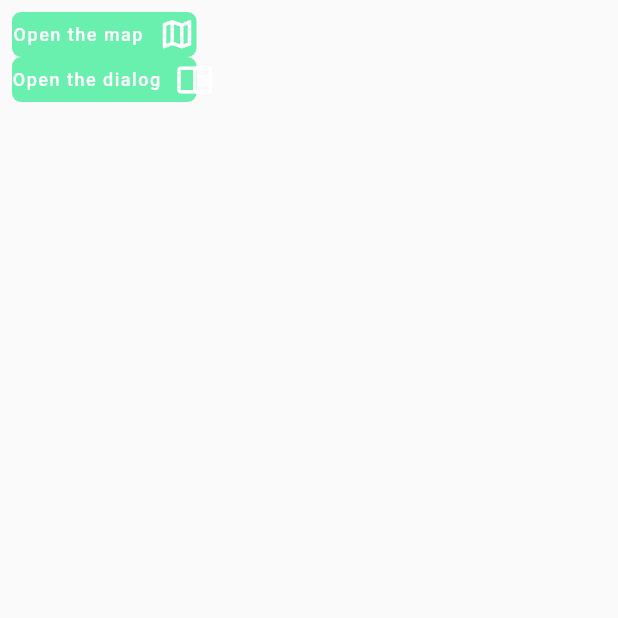
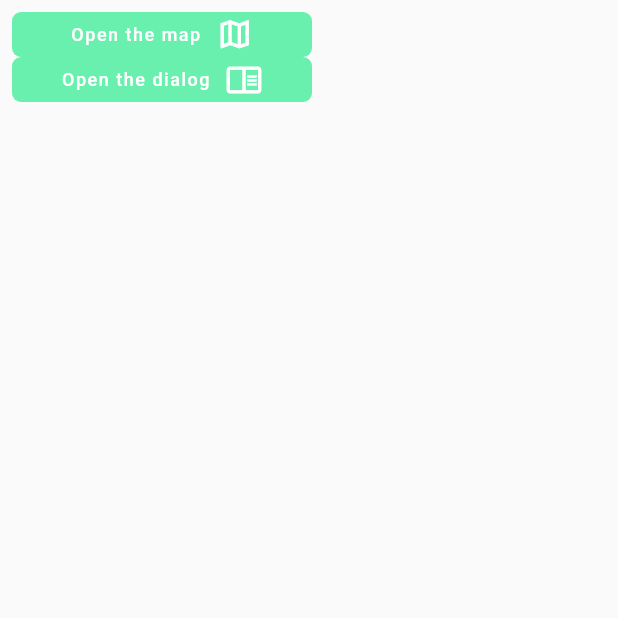
Before and after one commit to Davidinho241/flutter-lib, a Flutter app: the screen it shows after launch, on a phone screen of 412 x 824 dp, the top half of it. Run offline on Flutter 3.47's test engine with Material 2 defaults, Android fonts, the phone set to English and light mode, and no system bars; our stand-ins replace google_maps_flutter; missing offline and left inert: google_maps_flutter_web.

```diff
--- a/lib/src/widgets/buttons.dart
+++ b/lib/src/widgets/buttons.dart
@@ -9,7 +9,7 @@ class MainButton extends StatelessWidget {
   final Color color;
   final double size;
 
-  MainButton({required this.title, this.height = 30.0, required this.onTap, required this.icon, required this.color, this.size = 123.0});
+  MainButton({required this.title, this.height = 30.0, required this.onTap, required this.icon, required this.color, this.size = 200.0});
 
   @override
   Widget build(BuildContext context) {
```
Also changed, not shown: 1 other file.
